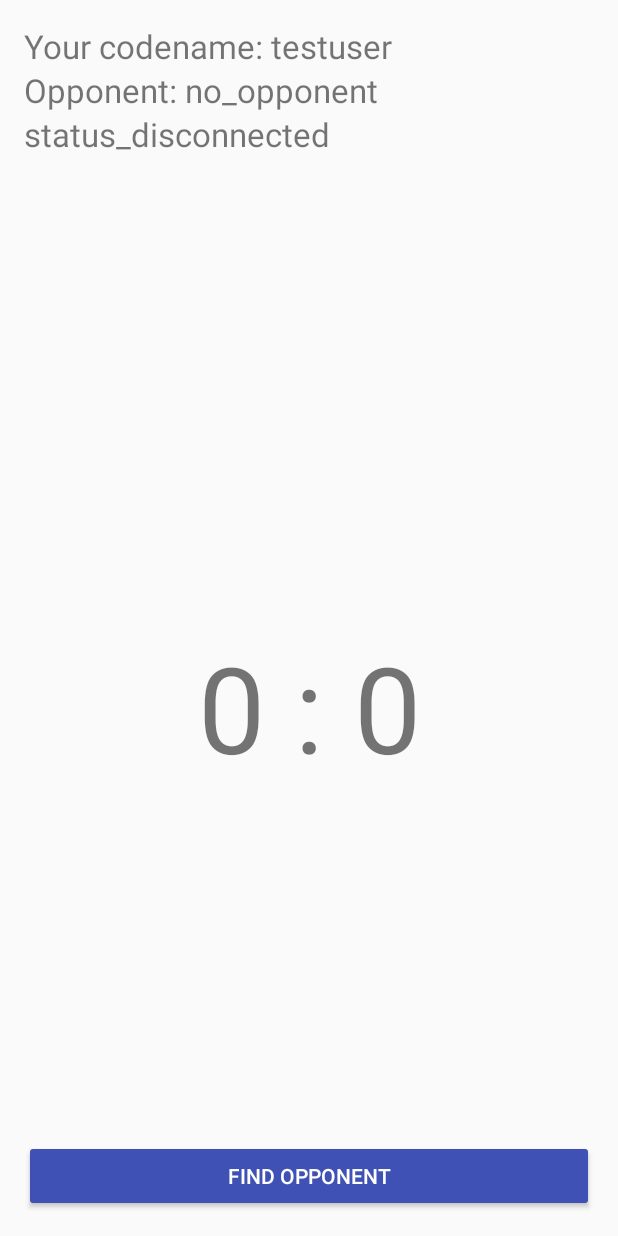
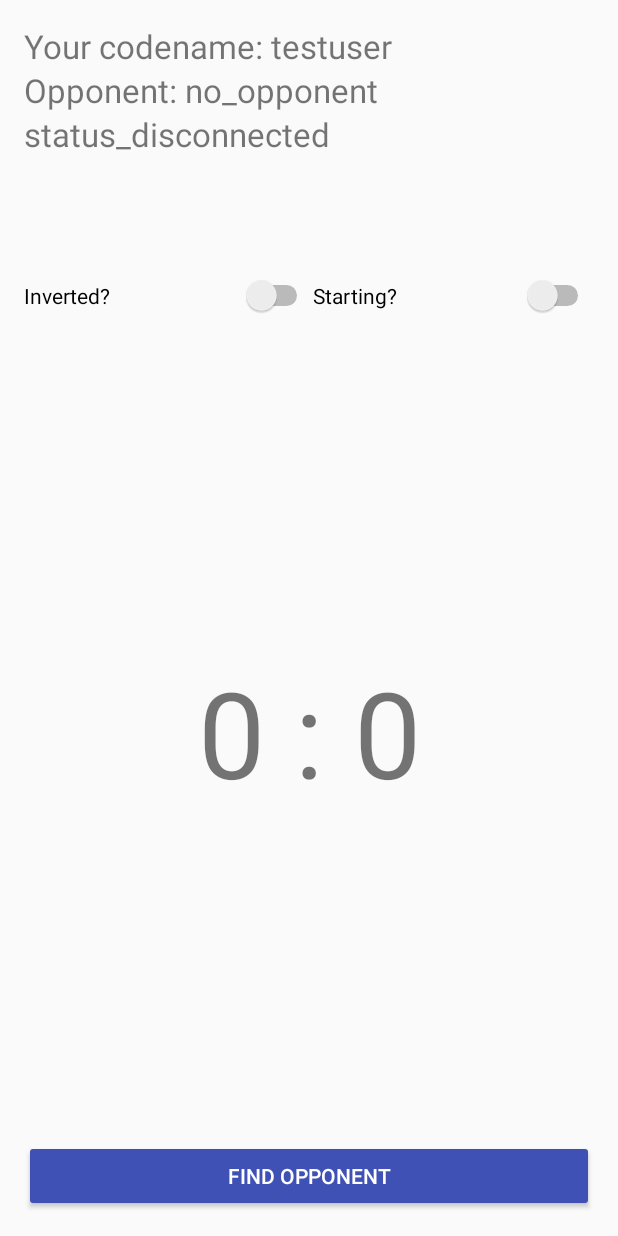
Before and after one commit to raymondqu/duol, an Android app: the screen it shows after launch (MainActivity_Multi), after a tap on "CONNECT TO SECOND PLAYER", on a phone screen of 412 x 824 dp. Run offline under Robolectric (Android 15) with nearby library versions, the phone set to English and light mode, and no system bars; libraries missing offline, so code that uses them is left out: com.google.android.gms; 1 statement that could not run was skipped.

Commit message:
added switches for inversion/starting procedure

```diff
--- a/YorkUHacks/app/src/main/java/com/example/aydan/yorkuhacks/MainActivity.java
+++ b/YorkUHacks/app/src/main/java/com/example/aydan/yorkuhacks/MainActivity.java
@@ -52,6 +52,8 @@ public class MainActivity extends Activity{
 
     public Intent sensorIntent;
 
+    public Boolean inverted = false;
+
     Vibrator v;
 
 
@@ -77,7 +79,9 @@ public class MainActivity extends Activity{
             @Override
             public void onClick(View v) {
                 //start multiplayer
-                startActivity(new Intent(MainActivity.this, MainActivity_Multi.class));
+                Intent i = new Intent(MainActivity.this, MainActivity_Multi.class);
+                //i.putExtra()
+                startActivity(i);
 
                 //close this activity
                 finish();
--- a/YorkUHacks/app/src/main/java/com/example/aydan/yorkuhacks/MainActivity_Multi.java
+++ b/YorkUHacks/app/src/main/java/com/example/aydan/yorkuhacks/MainActivity_Multi.java
@@ -13,6 +13,7 @@ import android.util.Log;
 
 import android.Manifest;
 
+import android.widget.Switch;
 import android.widget.Toast;
 import static java.nio.charset.StandardCharsets.UTF_8;
 
@@ -72,6 +73,9 @@ public class MainActivity_Multi extends Activity{
 
     public TextView defenseStatement;
 
+    public Switch startSwitch;
+    public Switch invertSwitch;
+
     private ConnectionsClient connectionsClient;
     private int myScore;
     private String opponentEndpointId;
@@ -83,6 +87,8 @@ public class MainActivity_Multi extends Activity{
     private TextView scoreText;
     private Button findOpponentButton;
     private Button disconnectButton;
+
+    public Boolean inverted = false;
 
     private final PayloadCallback payloadCallback =
             new PayloadCallback() {
@@ -113,6 +119,7 @@ public class MainActivity_Multi extends Activity{
                 @Override
                 public void onEndpointFound(String endpointId, DiscoveredEndpointInfo info) {
                     Log.i("MainActivity_Multi", "onEndpointFound: endpoint found, connecting");
+                    setStatusText("Connecting...");
                     connectionsClient.requestConnection(codeName, endpointId, connectionLifecycleCallback);
                 }
 
@@ -133,7 +140,13 @@ public class MainActivity_Multi extends Activity{
                 public void onConnectionResult(String endpointId, ConnectionResolution result) {
                     if (result.getStatus().isSuccess()) {
                         Log.i("MainActivity_Multi", "onConnectionResult: connection successful");
-                        if(STARTING){
+
+                        startSwitch = findViewById(R.id.startSwitch);
+                        invertSwitch = findViewById(R.id.invertSwitch);
+
+                        inverted = invertSwitch.isChecked();
+
+                        if(startSwitch.isChecked()){
                             Toast toast = Toast.makeText(getApplicationContext(), "You attack", Toast.LENGTH_LONG);
                             attacking = true;
                             toast.show();
@@ -383,6 +396,8 @@ WIFI BULLSHIT ENDS HERE
         TextView nameView = findViewById(R.id.name);
         nameView.setText(getString(R.string.codename, codeName));
 
+
+
         connectionsClient = Nearby.getConnectionsClient(this);
 
         resetGame();
@@ -418,6 +433,24 @@ WIFI BULLSHIT ENDS HERE
             // Get extra data included in the Intent
             int result = intent.getIntExtra("result", 1);
             //Log.d("receiver", "Got message: " + Integer.toString(result));
+
+            if(inverted){
+                switch(result){
+                    case 1:
+                        result = 3;
+                        break;
+                    case 2:
+                        result = 4;
+                        break;
+                    case 3:
+                        result = 1;
+                        break;
+                    case 4:
+                        result = 2;
+                        break;
+                }
+            }
+
             if(sensorToggled) {
                 switch (result) {
                     case 1:
--- a/YorkUHacks/app/src/main/res/layout/activity_main_multi.xml
+++ b/YorkUHacks/app/src/main/res/layout/activity_main_multi.xml
@@ -26,6 +26,26 @@
         android:textSize="30sp"
         android:textStyle="bold" />
 
+    <LinearLayout
+        android:layout_width="match_parent"
+        android:layout_height="33dp"
+        android:orientation="horizontal">
+
+        <Switch
+            android:id="@+id/invertSwitch"
+            android:layout_width="135dp"
+            android:layout_height="wrap_content"
+            android:layout_weight="1"
+            android:text="Inverted?" />
+
+        <Switch
+            android:id="@+id/startSwitch"
+            android:layout_width="129dp"
+            android:layout_height="wrap_content"
+            android:layout_weight="1"
+            android:text="Starting?" />
+    </LinearLayout>
+
     <TextView
         android:id="@+id/score"
         android:layout_width="match_parent"
```
